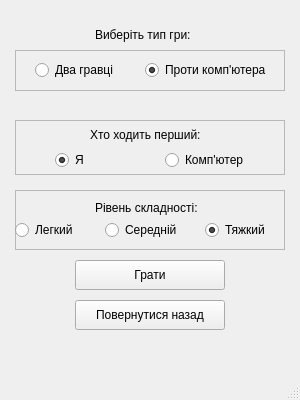
Qt form Lab5/windows/presettingwindow.ui (x-FIREFOUR-x/AlgoLab5) before a commit.
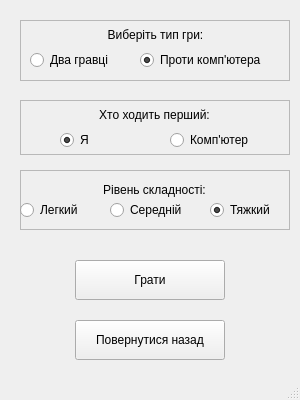
The same form after that commit.

Patch:
```diff
--- a/Lab5/windows/presettingwindow.ui
+++ b/Lab5/windows/presettingwindow.ui
@@ -14,26 +14,13 @@
    <string>MainWindow</string>
   </property>
   <widget class="QWidget" name="centralwidget">
-   <widget class="QLabel" name="label">
-    <property name="geometry">
-     <rect>
-      <x>95</x>
-      <y>20</y>
-      <width>110</width>
-      <height>30</height>
-     </rect>
-    </property>
-    <property name="text">
-     <string>Виберіть тип гри:</string>
-    </property>
-   </widget>
    <widget class="QFrame" name="frameTypeGame">
     <property name="geometry">
      <rect>
-      <x>15</x>
-      <y>50</y>
+      <x>20</x>
+      <y>20</y>
       <width>270</width>
-      <height>41</height>
+      <height>61</height>
      </rect>
     </property>
     <property name="frameShape">
@@ -45,8 +32,8 @@
     <widget class="QRadioButton" name="radioButtonTwoPlayers">
      <property name="geometry">
       <rect>
-       <x>20</x>
-       <y>10</y>
+       <x>10</x>
+       <y>30</y>
        <width>95</width>
        <height>20</height>
       </rect>
@@ -58,9 +45,9 @@
     <widget class="QRadioButton" name="radioButtonPlayPC">
      <property name="geometry">
       <rect>
-       <x>130</x>
-       <y>10</y>
-       <width>131</width>
+       <x>120</x>
+       <y>30</y>
+       <width>141</width>
        <height>20</height>
       </rect>
      </property>
@@ -71,6 +58,22 @@
       <bool>true</bool>
      </property>
     </widget>
+    <widget class="QLabel" name="label">
+     <property name="geometry">
+      <rect>
+       <x>20</x>
+       <y>0</y>
+       <width>231</width>
+       <height>30</height>
+      </rect>
+     </property>
+     <property name="text">
+      <string>Виберіть тип гри:</string>
+     </property>
+     <property name="alignment">
+      <set>Qt::AlignCenter</set>
+     </property>
+    </widget>
    </widget>
    <widget class="QPushButton" name="ButtonGoGame">
     <property name="geometry">
@@ -78,7 +81,7 @@
       <x>75</x>
       <y>260</y>
       <width>150</width>
-      <height>30</height>
+      <height>40</height>
      </rect>
     </property>
     <property name="text">
@@ -89,9 +92,9 @@
     <property name="geometry">
      <rect>
       <x>75</x>
-      <y>300</y>
+      <y>320</y>
       <width>150</width>
-      <height>30</height>
+      <height>40</height>
      </rect>
     </property>
     <property name="text">
@@ -101,8 +104,8 @@
    <widget class="QFrame" name="frameWhoFirst">
     <property name="geometry">
      <rect>
-      <x>15</x>
-      <y>120</y>
+      <x>20</x>
+      <y>100</y>
       <width>270</width>
       <height>55</height>
      </rect>
@@ -116,15 +119,18 @@
     <widget class="QLabel" name="label_2">
      <property name="geometry">
       <rect>
-       <x>75</x>
+       <x>24</x>
        <y>5</y>
-       <width>120</width>
+       <width>221</width>
        <height>20</height>
       </rect>
      </property>
      <property name="text">
       <string>Хто ходить перший:</string>
      </property>
+     <property name="alignment">
+      <set>Qt::AlignCenter</set>
+     </property>
     </widget>
     <widget class="QRadioButton" name="radioButtonPlayerFirst">
      <property name="geometry">
@@ -147,7 +153,7 @@
       <rect>
        <x>150</x>
        <y>30</y>
-       <width>95</width>
+       <width>111</width>
        <height>20</height>
       </rect>
      </property>
@@ -162,8 +168,8 @@
    <widget class="QFrame" name="frameDifficulty">
     <property name="geometry">
      <rect>
-      <x>15</x>
-      <y>190</y>
+      <x>20</x>
+      <y>170</y>
       <width>270</width>
       <height>60</height>
      </rect>
@@ -177,22 +183,25 @@
     <widget class="QLabel" name="label_3">
      <property name="geometry">
       <rect>
-       <x>80</x>
+       <x>19</x>
        <y>10</y>
-       <width>110</width>
-       <height>16</height>
+       <width>231</width>
+       <height>20</height>
       </rect>
      </property>
      <property name="text">
       <string>Рівень складності:</string>
      </property>
+     <property name="alignment">
+      <set>Qt::AlignCenter</set>
+     </property>
     </widget>
     <widget class="QRadioButton" name="radioButtonEazy">
      <property name="geometry">
       <rect>
        <x>0</x>
        <y>30</y>
-       <width>71</width>
+       <width>81</width>
        <height>20</height>
       </rect>
      </property>
@@ -205,7 +214,7 @@
       <rect>
        <x>90</x>
        <y>30</y>
-       <width>81</width>
+       <width>91</width>
        <height>20</height>
       </rect>
      </property>
@@ -221,7 +230,7 @@
       <rect>
        <x>190</x>
        <y>30</y>
-       <width>71</width>
+       <width>81</width>
        <height>20</height>
       </rect>
      </property>
```
